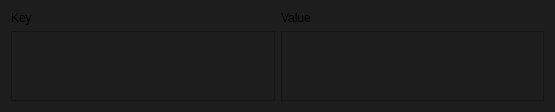
The window that MetadataEditor/Content/Python/editor_menus/form.ui (Simsaladoo/MetadataEditor) describes before a commit, drawn with Qt 5.
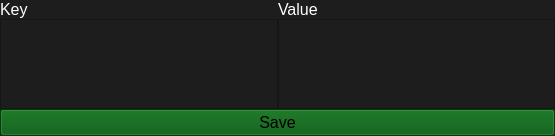
The same window after the commit.

```diff
--- a/MetadataEditor/Content/Python/editor_menus/form.ui
+++ b/MetadataEditor/Content/Python/editor_menus/form.ui
@@ -7,7 +7,7 @@
     <x>0</x>
     <y>0</y>
     <width>555</width>
-    <height>99</height>
+    <height>136</height>
    </rect>
   </property>
   <property name="windowTitle">
@@ -15,41 +15,135 @@
   </property>
   <property name="styleSheet">
    <string notr="true">background-color: rgb(29, 29, 29);
+border-color: rgb(0, 0, 0);
 </string>
   </property>
   <layout class="QVBoxLayout" name="verticalLayout_3">
+   <property name="spacing">
+    <number>0</number>
+   </property>
+   <property name="leftMargin">
+    <number>0</number>
+   </property>
+   <property name="topMargin">
+    <number>0</number>
+   </property>
+   <property name="rightMargin">
+    <number>0</number>
+   </property>
+   <property name="bottomMargin">
+    <number>0</number>
+   </property>
    <item>
     <layout class="QVBoxLayout" name="verticalLayout_2">
      <item>
-      <layout class="QHBoxLayout" name="horizontalLayout_2">
+      <layout class="QHBoxLayout" name="horizontalLayout_Header">
+       <property name="spacing">
+        <number>0</number>
+       </property>
        <item>
-        <widget class="QLabel" name="label">
+        <widget class="QLabel" name="label_hKey">
+         <property name="font">
+          <font>
+           <pointsize>12</pointsize>
+          </font>
+         </property>
+         <property name="styleSheet">
+          <string notr="true">color: rgb(255, 255, 255);</string>
+         </property>
          <property name="text">
           <string>Key</string>
          </property>
+         <property name="margin">
+          <number>2</number>
+         </property>
         </widget>
        </item>
        <item>
-        <widget class="QLabel" name="label_2">
+        <widget class="QLabel" name="label_hValue">
+         <property name="font">
+          <font>
+           <pointsize>12</pointsize>
+          </font>
+         </property>
+         <property name="styleSheet">
+          <string notr="true">color: rgb(255, 255, 255);</string>
+         </property>
          <property name="text">
           <string>Value</string>
          </property>
+         <property name="margin">
+          <number>2</number>
+         </property>
         </widget>
        </item>
       </layout>
      </item>
      <item>
-      <layout class="QHBoxLayout" name="horizontalLayout">
+      <layout class="QHBoxLayout" name="horizontalLayout_Keys">
+       <property name="spacing">
+        <number>0</number>
+       </property>
        <item>
-        <widget class="QPlainTextEdit" name="plainTextEdit"/>
+        <widget class="QPlainTextEdit" name="plainTextEdit_Key">
+         <property name="sizePolicy">
+          <sizepolicy hsizetype="Expanding" vsizetype="Preferred">
+           <horstretch>0</horstretch>
+           <verstretch>0</verstretch>
+          </sizepolicy>
+         </property>
+         <property name="minimumSize">
+          <size>
+           <width>0</width>
+           <height>0</height>
+          </size>
+         </property>
+        </widget>
        </item>
        <item>
-        <widget class="QPlainTextEdit" name="plainTextEdit_2"/>
+        <widget class="QPlainTextEdit" name="plainTextEdit_Value">
+         <property name="sizePolicy">
+          <sizepolicy hsizetype="Expanding" vsizetype="Preferred">
+           <horstretch>0</horstretch>
+           <verstretch>0</verstretch>
+          </sizepolicy>
+         </property>
+         <property name="minimumSize">
+          <size>
+           <width>0</width>
+           <height>0</height>
+          </size>
+         </property>
+        </widget>
        </item>
       </layout>
      </item>
     </layout>
    </item>
+   <item>
+    <widget class="QPushButton" name="pushButton_Save">
+     <property name="sizePolicy">
+      <sizepolicy hsizetype="Preferred" vsizetype="Preferred">
+       <horstretch>0</horstretch>
+       <verstretch>0</verstretch>
+      </sizepolicy>
+     </property>
+     <property name="font">
+      <font>
+       <pointsize>12</pointsize>
+      </font>
+     </property>
+     <property name="styleSheet">
+      <string notr="true">background-color: rgb(0, 85, 10);</string>
+     </property>
+     <property name="text">
+      <string>Save</string>
+     </property>
+     <property name="flat">
+      <bool>false</bool>
+     </property>
+    </widget>
+   </item>
   </layout>
  </widget>
  <resources/>
```
